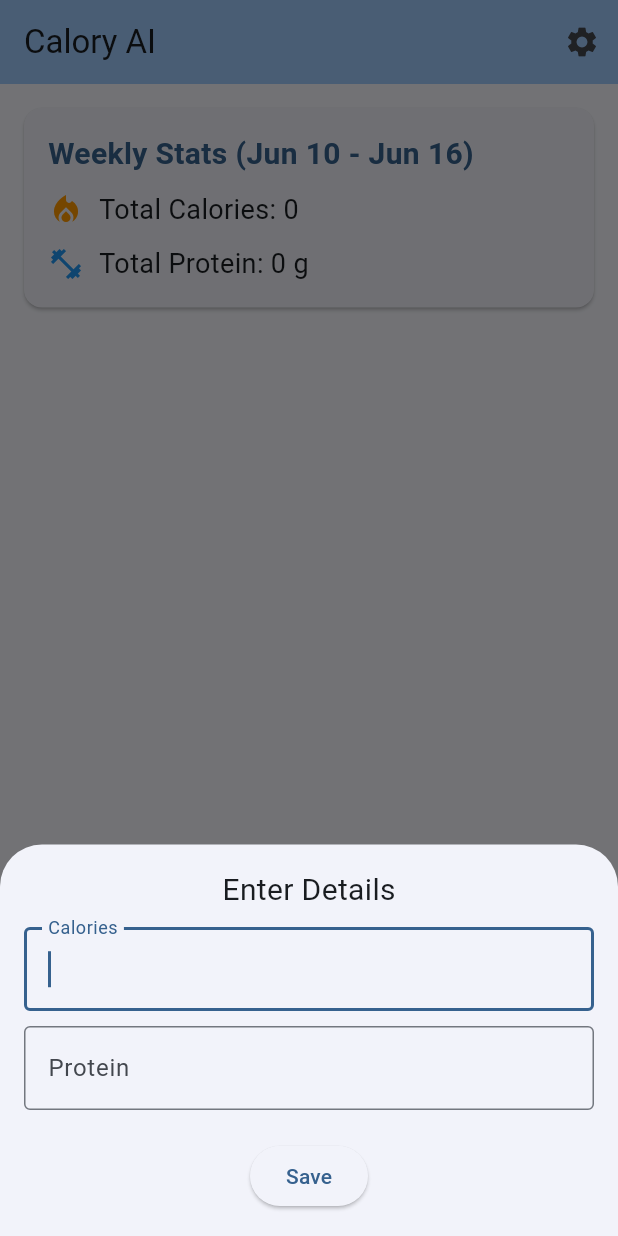
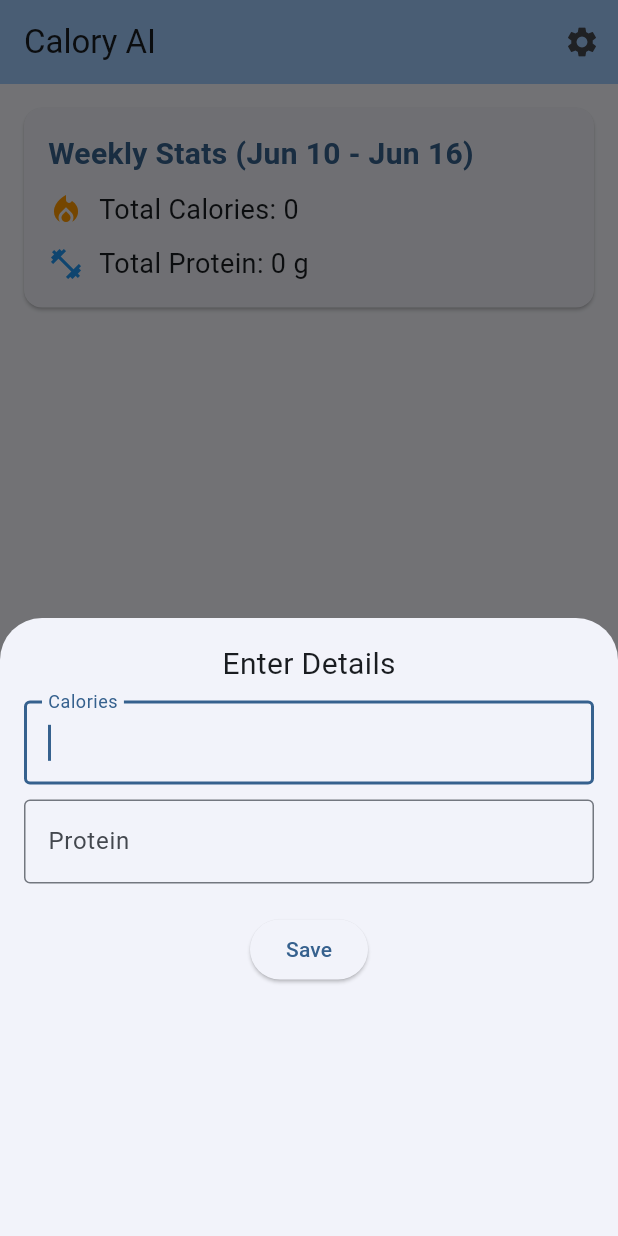
Before and after one commit to maitto/macro_tracker, a Flutter app: the screen it shows after launch, after a tap on the "add" icon, on a phone screen of 412 x 824 dp. Run offline on Flutter 3.47's test engine with Material 3 defaults, Android fonts, the phone set to English and light mode, and no system bars; our stand-ins replace shared_preferences.

Commit message:
Revert "moved and broke code"
This reverts commit b5e5aa4115a399baf200ae24278d11164a336251.

```diff
--- a/calory_ai/lib/main.dart
+++ b/calory_ai/lib/main.dart
@@ -5,7 +5,6 @@ import 'dart:convert';
 import 'package:intl/intl.dart';
 import 'settings_page.dart';
 import 'data_entry.dart';
-import 'modal_sheet_content.dart';
 
 void main() {
   runApp(const MyApp());
@@ -46,14 +45,22 @@ class MyHomePage extends StatefulWidget {
 
 class _MyHomePageState extends State<MyHomePage> {
   List<DataEntry> _entries = [];
+  late PageController _pageController;
   int _calorieGoal = 2800;
   int _proteinGoal = 180;
 
   @override
   void initState() {
     super.initState();
+    _pageController = PageController();
     _loadData();
     _loadGoals();
+  }
+
+  @override
+  void dispose() {
+    _pageController.dispose();
+    super.dispose();
   }
 
   Future<void> _loadGoals() async {
@@ -79,6 +86,10 @@ class _MyHomePageState extends State<MyHomePage> {
       setState(() {
         _entries = dataJson.map((json) => DataEntry.fromJson(json)).toList();
       });
+
+      if (_entries.isNotEmpty) {
+        _pageController.jumpToPage(_entries.length - 1);
+      }
     }
   }
 
@@ -150,10 +161,11 @@ class _MyHomePageState extends State<MyHomePage> {
         children: [
           WeeklyStats(entries: _entries), // Add the weekly stats widget
           Expanded(
-            child: ListView.builder(
+            child: PageView.builder(
+              controller: _pageController,
               itemCount: _entries.length,
               itemBuilder: (context, index) {
-                final entry = _entries[_entries.length - 1 - index];
+                final entry = _entries[index];
                 final formattedDate =
                     DateFormat('EEEE, MMMM d, y').format(entry.date);
                 final double calorieProgress =
@@ -164,6 +176,7 @@ class _MyHomePageState extends State<MyHomePage> {
                 return Padding(
                   padding: const EdgeInsets.all(16.0),
                   child: Column(
+                    mainAxisAlignment: MainAxisAlignment.center,
                     crossAxisAlignment: CrossAxisAlignment.start,
                     children: [
                       Text(
@@ -209,7 +222,6 @@ class _MyHomePageState extends State<MyHomePage> {
                         backgroundColor: Colors.grey[300],
                         color: proteinProgress > 1 ? Colors.red : Colors.blue,
                       ),
-                      const Divider(height: 40, thickness: 1),
                     ],
                   ),
                 );
@@ -295,3 +307,102 @@ class WeeklyStats extends StatelessWidget {
     );
   }
 }
+
+class ModalSheetContent extends StatefulWidget {
+  const ModalSheetContent({super.key, required this.onSave});
+
+  final Function(int, int) onSave;
+
+  @override
+  _ModalSheetContentState createState() => _ModalSheetContentState();
+}
+
+class _ModalSheetContentState extends State<ModalSheetContent> {
+  final FocusNode _caloriesFocusNode = FocusNode();
+  final TextEditingController _caloriesController = TextEditingController();
+  final TextEditingController _proteinController = TextEditingController();
+
+  @override
+  void initState() {
+    super.initState();
+    WidgetsBinding.instance.addPostFrameCallback((_) {
+      _caloriesFocusNode.requestFocus();
+    });
+  }
+
+  @override
+  void dispose() {
+    _caloriesFocusNode.dispose();
+    _caloriesController.dispose();
+    _proteinController.dispose();
+    super.dispose();
+  }
+
+  void _saveData() {
+    final int? calories = int.tryParse(_caloriesController.text);
+    final int? protein = int.tryParse(_proteinController.text);
+
+    if (calories != null && protein != null) {
+      widget.onSave(calories, protein);
+      Navigator.of(context).pop();
+    } else {
+      // Handle validation error, e.g., show a message to the user
+    }
+  }
+
+  @override
+  Widget build(BuildContext context) {
+    return Padding(
+      padding: EdgeInsets.only(
+        bottom: MediaQuery.of(context).viewInsets.bottom,
+      ),
+      child: DraggableScrollableSheet(
+        expand: false,
+        builder: (context, scrollController) {
+          return SingleChildScrollView(
+            controller: scrollController,
+            child: Padding(
+              padding: const EdgeInsets.all(16.0),
+              child: Column(
+                mainAxisSize: MainAxisSize.min,
+                children: <Widget>[
+                  const Text('Enter Details', style: TextStyle(fontSize: 20)),
+                  const SizedBox(height: 10),
+                  TextFormField(
+                    focusNode: _caloriesFocusNode,
+                    controller: _caloriesController,
+                    decoration: const InputDecoration(
+                      labelText: 'Calories',
+                      border: OutlineInputBorder(),
+                    ),
+                    keyboardType: TextInputType.number,
+                    inputFormatters: <TextInputFormatter>[
+                      FilteringTextInputFormatter.digitsOnly,
+                    ],
+                  ),
+                  const SizedBox(height: 10),
+                  TextFormField(
+                    controller: _proteinController,
+                    decoration: const InputDecoration(
+                      labelText: 'Protein',
+                      border: OutlineInputBorder(),
+                    ),
+                    keyboardType: TextInputType.number,
+                    inputFormatters: <TextInputFormatter>[
+                      FilteringTextInputFormatter.digitsOnly,
+                    ],
+                  ),
+                  const SizedBox(height: 20),
+                  ElevatedButton(
+                    onPressed: _saveData,
+                    child: const Text('Save'),
+                  ),
+                ],
+              ),
+            ),
+          );
+        },
+      ),
+    );
+  }
+}
--- a/calory_ai/lib/modal_sheet_content.dart
+++ /dev/null
@@ -1,95 +0,0 @@
-import 'package:flutter/material.dart';
-import 'package:flutter/services.dart';
-
-class ModalSheetContent extends StatefulWidget {
-  const ModalSheetContent({super.key, required this.onSave});
-
-  final Function(int, int) onSave;
-
-  @override
-  _ModalSheetContentState createState() => _ModalSheetContentState();
-}
-
-class _ModalSheetContentState extends State<ModalSheetContent> {
-  final FocusNode _caloriesFocusNode = FocusNode();
-  final TextEditingController _caloriesController = TextEditingController();
-  final TextEditingController _proteinController = TextEditingController();
-
-  @override
-  void initState() {
-    super.initState();
-    WidgetsBinding.instance.addPostFrameCallback((_) {
-      _caloriesFocusNode.requestFocus();
-    });
-  }
-
-  @override
-  void dispose() {
-    _caloriesFocusNode.dispose();
-    _caloriesController.dispose();
-    _proteinController.dispose();
-    super.dispose();
-  }
-
-  void _saveData() {
-    final int? calories = int.tryParse(_caloriesController.text);
-    final int? protein = int.tryParse(_proteinController.text);
-
-    if (calories != null && protein != null) {
-      widget.onSave(calories, protein);
-      Navigator.of(context).pop();
-    } else {
-      // Handle validation error, e.g., show a message to the user
-    }
-  }
-
-  @override
-  Widget build(BuildContext context) {
-    return Padding(
-      padding: EdgeInsets.only(
-        bottom: MediaQuery.of(context).viewInsets.bottom,
-      ),
-      child: IntrinsicHeight(
-        child: Padding(
-          padding: const EdgeInsets.all(16.0), // Add padding to all sides
-          child: Column(
-            mainAxisSize: MainAxisSize.min,
-            children: <Widget>[
-              const Text('Enter Details', style: TextStyle(fontSize: 20)),
-              const SizedBox(height: 10),
-              TextFormField(
-                focusNode: _caloriesFocusNode,
-                controller: _caloriesController,
-                decoration: const InputDecoration(
-                  labelText: 'Calories',
-                  border: OutlineInputBorder(),
-                ),
-                keyboardType: TextInputType.number,
-                inputFormatters: <TextInputFormatter>[
-                  FilteringTextInputFormatter.digitsOnly,
-                ],
-              ),
-              const SizedBox(height: 10),
-              TextFormField(
-                controller: _proteinController,
-                decoration: const InputDecoration(
-                  labelText: 'Protein',
-                  border: OutlineInputBorder(),
-                ),
-                keyboardType: TextInputType.number,
-                inputFormatters: <TextInputFormatter>[
-                  FilteringTextInputFormatter.digitsOnly,
-                ],
-              ),
-              const SizedBox(height: 20),
-              ElevatedButton(
-                onPressed: _saveData,
-                child: const Text('Save'),
-              ),
-            ],
-          ),
-        ),
-      ),
-    );
-  }
-}
```
